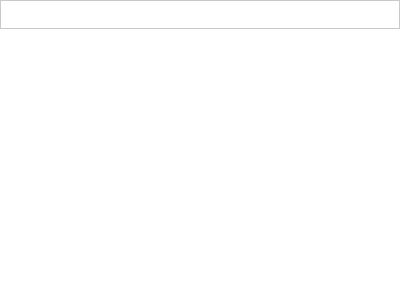
Old version of the form plugins/perspective/PorgyPerspective/designer/PorgyPerspectiveLogger.ui in the repository bpinaud/Porgy.
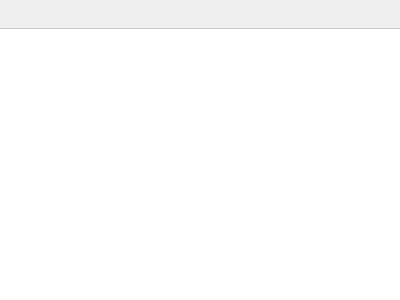
New version of the form. Icons and pictures are not drawn.

Patch:
```diff
--- a/plugins/perspective/PorgyPerspective/designer/PorgyPerspectiveLogger.ui
+++ b/plugins/perspective/PorgyPerspective/designer/PorgyPerspectiveLogger.ui
@@ -10,12 +10,6 @@
     <height>300</height>
    </rect>
   </property>
-  <property name="styleSheet">
-   <string notr="true">#PorgyPerspectiveLogger {
-background-color: white;
-border: 1px solid #C9C9C9;
-}</string>
-  </property>
   <layout class="QVBoxLayout" name="verticalLayout">
    <property name="spacing">
     <number>0</number>
```
